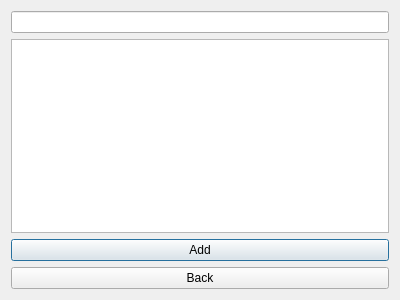
This is scientistbase.ui in AndriM/Vika3 as Qt 5 draws it before an edit. The edited form follows.
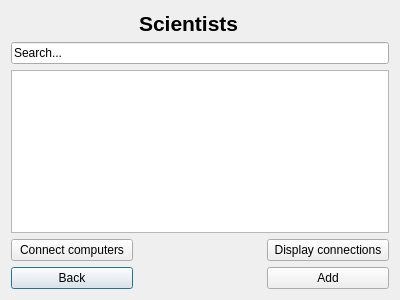
This is the edited form.

Diff of the .ui file:
```diff
--- a/scientistbase.ui
+++ b/scientistbase.ui
@@ -13,27 +13,59 @@
   <property name="windowTitle">
    <string>Dialog</string>
   </property>
-  <layout class="QVBoxLayout" name="verticalLayout">
-   <item>
-    <widget class="QLineEdit" name="searchBar"/>
-   </item>
-   <item>
-    <widget class="QTableWidget" name="scientistWidget"/>
-   </item>
-   <item>
-    <widget class="QPushButton" name="addScientistButton">
-     <property name="text">
-      <string>Add</string>
-     </property>
-    </widget>
-   </item>
-   <item>
+  <layout class="QGridLayout" name="gridLayout">
+   <item row="4" column="0">
     <widget class="QPushButton" name="backButton">
      <property name="text">
       <string>Back</string>
      </property>
     </widget>
    </item>
+   <item row="1" column="0" colspan="3">
+    <widget class="QLineEdit" name="searchLine">
+     <property name="text">
+      <string>Search...</string>
+     </property>
+    </widget>
+   </item>
+   <item row="4" column="2">
+    <widget class="QPushButton" name="addButton">
+     <property name="text">
+      <string>Add</string>
+     </property>
+    </widget>
+   </item>
+   <item row="2" column="0" colspan="3">
+    <widget class="QTableWidget" name="listTable"/>
+   </item>
+   <item row="0" column="1">
+    <widget class="QLabel" name="computerLabel">
+     <property name="font">
+      <font>
+       <pointsize>16</pointsize>
+       <weight>75</weight>
+       <bold>true</bold>
+      </font>
+     </property>
+     <property name="text">
+      <string>Scientists</string>
+     </property>
+    </widget>
+   </item>
+   <item row="3" column="0">
+    <widget class="QPushButton" name="pushButton">
+     <property name="text">
+      <string>Connect computers</string>
+     </property>
+    </widget>
+   </item>
+   <item row="3" column="2">
+    <widget class="QPushButton" name="pushButton_2">
+     <property name="text">
+      <string>Display connections</string>
+     </property>
+    </widget>
+   </item>
   </layout>
  </widget>
  <resources/>
```
